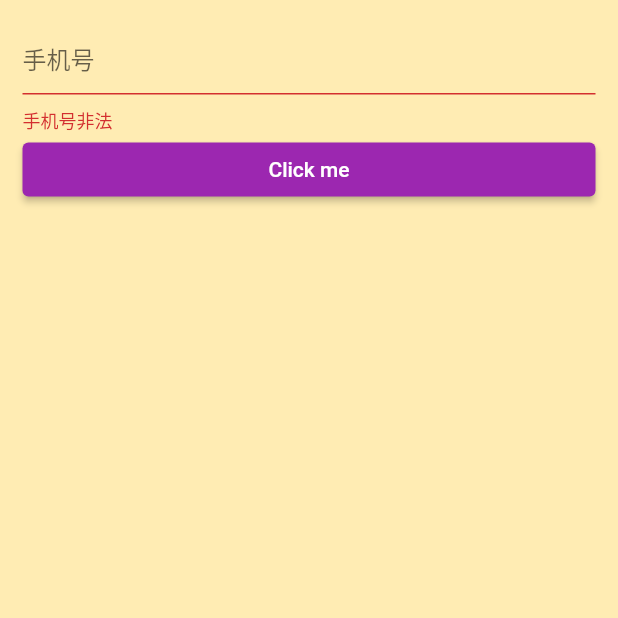
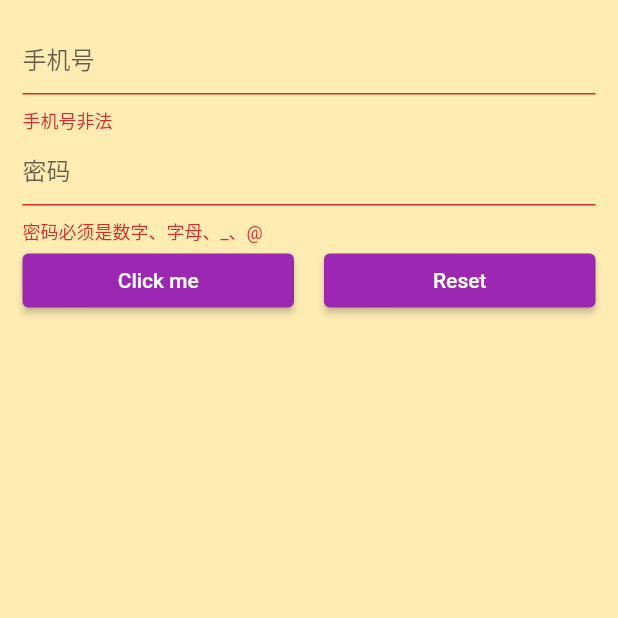
Before and after one commit to m5ultra/dart_study, a Flutter app: the screen it shows after launch, after a tap on "Click me", on a phone screen of 412 x 824 dp, the top half of it. Run offline on Flutter 3.47's test engine with Material 2 defaults, Android fonts, the phone set to English and light mode, and no system bars; our stand-ins replace dio.

```diff
--- /dev/null
+++ b/lib/10_form/07_form.dart
@@ -0,0 +1,104 @@
+import 'package:flutter/material.dart';
+import 'package:flutter/services.dart';
+
+class Home extends StatefulWidget {
+  const Home({Key? key}) : super(key: key);
+
+  @override
+  State<Home> createState() => _HomeState();
+}
+
+class _HomeState extends State<Home> {
+  final GlobalKey<FormState> globalKey = GlobalKey<FormState>();
+  late String _phone;
+  late String _password;
+
+  @override
+  Widget build(BuildContext context) {
+    return Scaffold(
+      extendBodyBehindAppBar: true,
+      appBar: AppBar(
+        toolbarHeight: 0,
+        // backgroundColor: Colors.transparent,
+        shadowColor: Colors.transparent,
+        systemOverlayStyle: SystemUiOverlayStyle.light,
+        elevation: 0.0,
+      ),
+      body: SafeArea(
+        child: Container(
+          padding: const EdgeInsets.all(15),
+          color: Colors.amber[100],
+          child: Column(
+            children: [
+              Form(
+                key: globalKey,
+                child: Column(
+                  children: [
+                    TextFormField(
+                        decoration: const InputDecoration(
+                          hintText: '手机号',
+                        ),
+                        validator: (String? v) {
+                          RegExp reg = RegExp(r'^\d{11}$');
+                          if (!reg.hasMatch(v!)) {
+                            return '手机号非法';
+                          }
+                          return null;
+                        },
+                        onSaved: (v) {
+                          print('onSaved');
+                          _phone = v!;
+                        }),
+                    TextFormField(
+                        obscureText: true,
+                        decoration: const InputDecoration(
+                          hintText: '密码',
+                        ),
+                        validator: (String? v) {
+                          RegExp reg = RegExp(r'^[a-zA-Z0-9_@]{6,18}$');
+                          if (!reg.hasMatch(v!)) {
+                            return '密码必须是数字、字母、_、@';
+                          }
+                          return null;
+                        },
+                        onSaved: (v) {
+                          print('onSaved');
+                          _password = v!;
+                        }),
+                  ],
+                ),
+              ),
+              Row(
+                children: [
+                  Expanded(
+                    child: ElevatedButton(
+                      onPressed: () {
+                        if (globalKey.currentState!.validate()) {
+                          print('验证成功');
+                          print('globalKey.currentState.save Before');
+                          globalKey.currentState!.save();
+                          print('globalKey.currentState.save After');
+                          print('$_password $_phone');
+                        }
+                      },
+                      child: const Text('Click me'),
+                    ),
+                  ),
+                  const SizedBox( width: 20, ),
+                  Expanded(
+                    child: ElevatedButton(
+                      onPressed: () {
+                        globalKey.currentState!.reset();
+                      },
+                      child: const Text('Reset'),
+                    ),
+                  ),
+                ],
+              )
+            ],
+          ),
+        ),
+      ),
+    );
+  }
+}
--- a/lib/main.dart
+++ b/lib/main.dart
@@ -35,7 +35,8 @@ import 'dart:io';
 // import '10_form/03_Radio.dart';
 // import '10_form/04_textField.dart';
 // import '10_form/05_calendar.dart';
-import '10_form/06_form.dart';
+// import '10_form/06_form.dart';
+import '10_form/07_form.dart';
 
 void main() {
   runApp(const MyApp());
```
Also changed, not shown: 1 other file.
